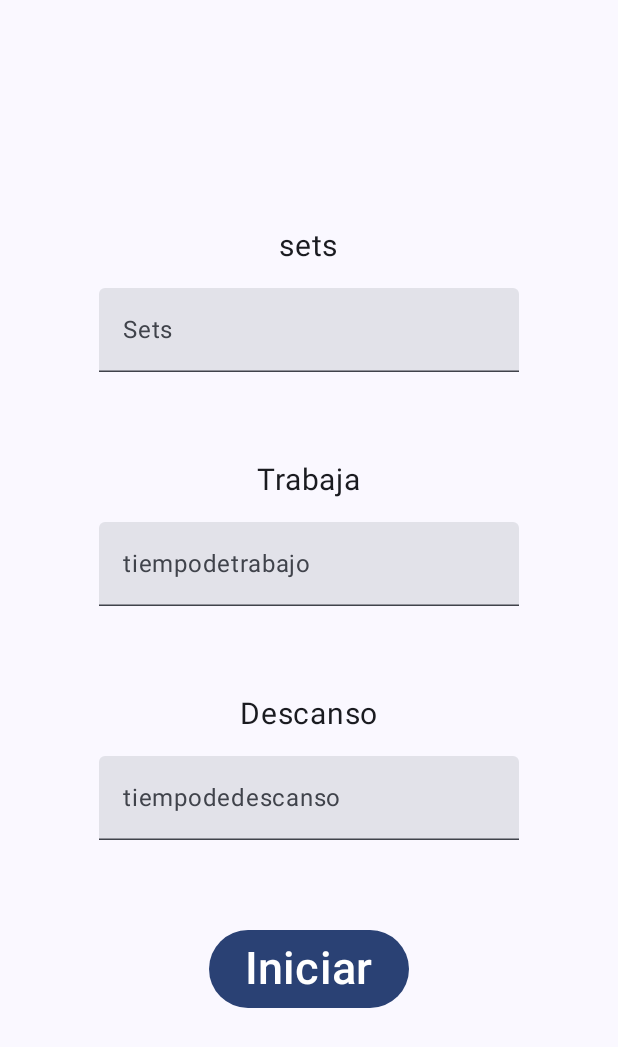
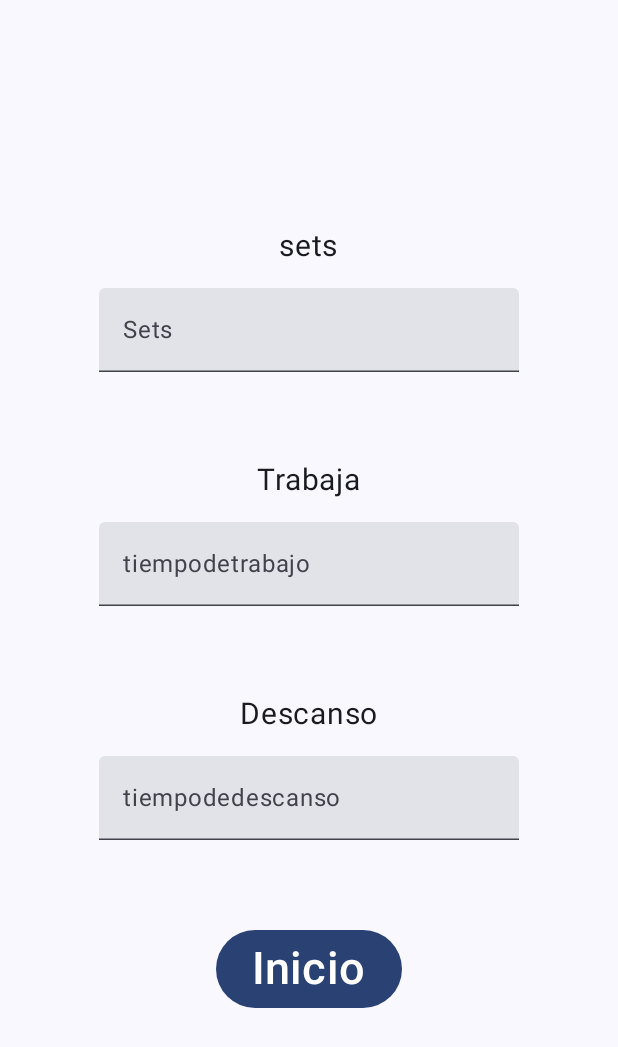
Before and after one commit to BraytonLorenzo/HiitTimer, an Android app built with Jetpack Compose: the screen it shows after launch (MainActivity), on a phone screen of 412 x 824 dp. Shown: the top 1047 px of the screen. Run offline under Robolectric (Android 15) with nearby library versions, the phone set to English and light mode, and no system bars.

Commit message:
Resolucion del fallo
Con un simple cambio resolvimos el error de que el sonido final se quedaba como un esquizofrenico repitiendo lo mismo y se cerraba la app, tambien cambiamos el texto del boton

```diff
--- a/app/src/main/java/com/example/hiittimer/CounterDown.kt
+++ b/app/src/main/java/com/example/hiittimer/CounterDown.kt
@@ -56,7 +56,6 @@ class CounterDown(
                     } else {
                         finishSound.start()
                         isRunning = false
-                        onFinish()
                     }
                 }
             }
--- a/app/src/main/java/com/example/hiittimer/MainActivity.kt
+++ b/app/src/main/java/com/example/hiittimer/MainActivity.kt
@@ -192,7 +192,7 @@ fun TabataCounter(context: Context, modifier: Modifier = Modifier) {
                     }
                 }) {
                     Text(
-                        text = if (isRunning) "Pausar" else "Iniciar",
+                        text = if (isRunning) "Stop" else "Inicio",
                         fontSize = 30.sp
                     )
                 }
```
